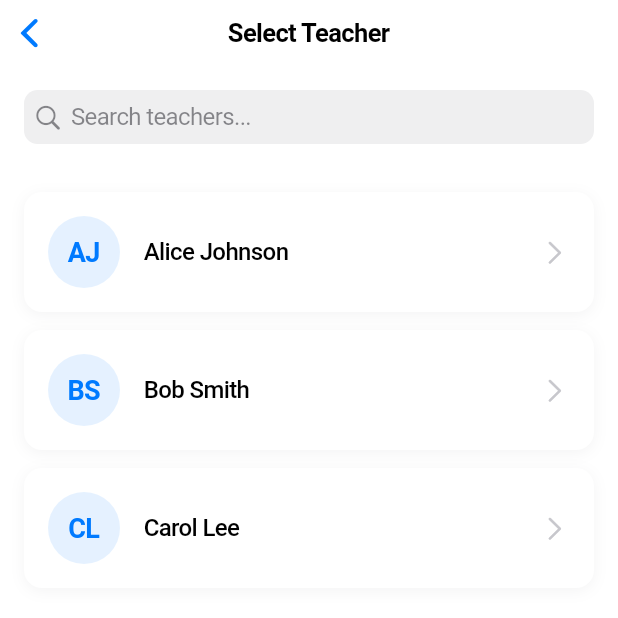
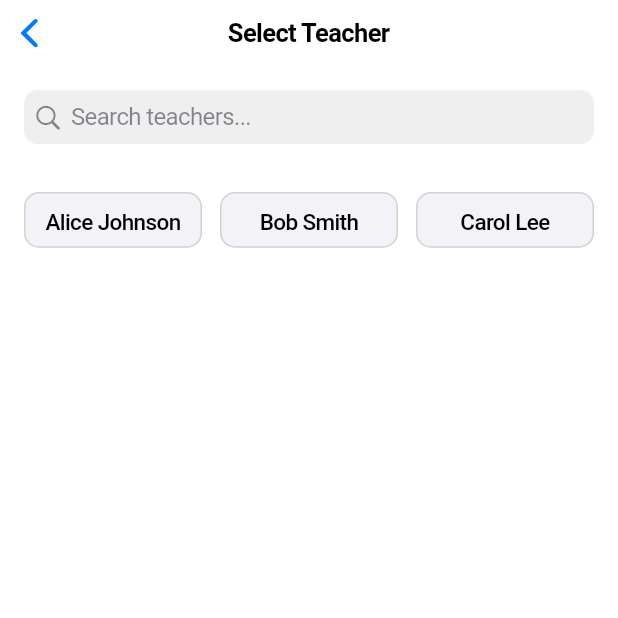
Before and after one commit to proiect-colectiv-832/smart-schedule-ubb, a Flutter app: the screen it shows after launch, after a tap on "Teacher", on a phone screen of 412 x 824 dp, the top half of it. Run offline on Flutter 3.47's test engine with Material 3 defaults, Android fonts, the phone set to English and light mode, and no system bars; our stand-ins replace shared_preferences; missing offline and left inert: dart:html, dart:ui_web.

Commit message:
web design terminat

```diff
--- a/frontend/smart_schedule/lib/presentation/role_selection.dart
+++ b/frontend/smart_schedule/lib/presentation/role_selection.dart
@@ -3,6 +3,8 @@ import 'package:smart_schedule/data/base_provider.dart';
 import 'package:smart_schedule/presentation/app_scope.dart';
 import 'package:smart_schedule/presentation/student/field_select_screen.dart';
 import 'package:smart_schedule/presentation/teacher/teacher_select_screen.dart';
+import 'package:smart_schedule/utils/platform_service.dart';
+import 'package:smart_schedule/utils/web_route.dart';
 
 class RoleSelectionScreen extends StatelessWidget {
   const RoleSelectionScreen({super.key});
@@ -11,9 +13,9 @@ class RoleSelectionScreen extends StatelessWidget {
   Widget build(BuildContext context) {
     final BaseProvider provider = AppScope.of(context);
     return CupertinoPageScaffold(
-      navigationBar: const CupertinoNavigationBar(
-        middle: Text('Smart Schedule'),
-      ),
+      navigationBar: PlatformService.isWeb
+          ? null
+          : const CupertinoNavigationBar(middle: Text('Smart Schedule')),
       child: SafeArea(
         child: LayoutBuilder(
           builder: (BuildContext context, BoxConstraints constraints) {
@@ -74,7 +76,7 @@ class RoleSelectionScreen extends StatelessWidget {
                             provider.setIsTeacher(true);
                             // ignore: use_build_context_synchronously
                             Navigator.of(context).push(
-                              CupertinoPageRoute<void>(
+                              createWebAwareRoute<void>(
                                 builder: (_) => const TeacherSelectScreen(),
                               ),
                             );
@@ -93,7 +95,7 @@ class RoleSelectionScreen extends StatelessWidget {
                             provider.setIsTeacher(false);
                             // ignore: use_build_context_synchronously
                             Navigator.of(context).push(
-                              CupertinoPageRoute<void>(
+                              createWebAwareRoute<void>(
                                 builder: (_) => const FieldSelectScreen(),
                               ),
                             );
--- a/frontend/smart_schedule/lib/presentation/teacher/teacher_select_screen.dart
+++ b/frontend/smart_schedule/lib/presentation/teacher/teacher_select_screen.dart
@@ -3,6 +3,8 @@ import 'package:smart_schedule/data/base_provider.dart';
 import 'package:smart_schedule/models/timetable.dart';
 import 'package:smart_schedule/presentation/app_scope.dart';
 import 'package:smart_schedule/presentation/teacher/teacher_timetable_screen.dart';
+import 'package:smart_schedule/utils/platform_service.dart';
+import 'package:smart_schedule/utils/web_route.dart';
 
 class TeacherSelectScreen extends StatefulWidget {
   const TeacherSelectScreen({super.key});
@@ -40,9 +42,10 @@ class _TeacherSelectScreenState extends State<TeacherSelectScreen> {
               .toList();
 
     return CupertinoPageScaffold(
-      navigationBar: const CupertinoNavigationBar(
-        middle: Text('Select Teacher'),
-      ),
+      backgroundColor: CupertinoColors.white,
+      navigationBar: PlatformService.isWeb
+          ? null
+          : const CupertinoNavigationBar(middle: Text('Select Teacher')),
       child: SafeArea(
         child: provider.isLoading
             ? const Center(child: CupertinoActivityIndicator())
@@ -77,16 +80,13 @@ class _TeacherSelectScreenState extends State<TeacherSelectScreen> {
                       ),
                     ),
                   const SizedBox(height: 8),
-                  // Teachers list
+                  // Teachers grid
                   Expanded(
-                    child: filteredTeachers.isEmpty
-                        ? Center(
-                            child: Column(
-                              mainAxisAlignment: MainAxisAlignment.center,
-                              children: [
-                                // Avoid icons on web list when not personalized
-                                const SizedBox(height: 16),
-                                Text(
+                    child: LayoutBuilder(
+                      builder: (context, constraints) {
+                        if (filteredTeachers.isEmpty) {
+                          return Center(
+                            child: Text(
                               _searchQuery.isEmpty
                                   ? 'No teachers available'
                                   : 'No teachers found',
@@ -95,18 +95,29 @@ class _TeacherSelectScreenState extends State<TeacherSelectScreen> {
                                 color: CupertinoColors.systemGrey.darkColor,
                               ),
                             ),
-                              ],
-                            ),
-                          )
-                        : ListView.separated(
+                          );
+                        }
+
+                        final double width = constraints.maxWidth;
+                        int crossAxisCount = (width / 220).floor();
+                        if (crossAxisCount < 3) crossAxisCount = 3;
+
+                        return GridView.builder(
                           padding: const EdgeInsets.symmetric(
                             horizontal: 16,
                             vertical: 8,
                           ),
-                            itemBuilder: (BuildContext context, int index) {
-                              final TeacherName teacher =
-                                  filteredTeachers[index];
-                              return _TeacherCard(
+                          gridDelegate:
+                              SliverGridDelegateWithFixedCrossAxisCount(
+                                crossAxisCount: crossAxisCount,
+                                crossAxisSpacing: 12,
+                                mainAxisSpacing: 12,
+                                childAspectRatio: 3.2,
+                              ),
+                          itemCount: filteredTeachers.length,
+                          itemBuilder: (context, index) {
+                            final TeacherName teacher = filteredTeachers[index];
+                            return _TeacherTile(
                               teacher: teacher,
                               onTap: () async {
                                 final NavigatorState navigator = Navigator.of(
@@ -117,7 +128,7 @@ class _TeacherSelectScreenState extends State<TeacherSelectScreen> {
                                 );
                                 if (!mounted) return;
                                 navigator.push(
-                                    CupertinoPageRoute<void>(
+                                  createWebAwareRoute<void>(
                                     builder: (_) =>
                                         const TeacherTimeTableScreen(),
                                   ),
@@ -125,9 +136,8 @@ class _TeacherSelectScreenState extends State<TeacherSelectScreen> {
                               },
                             );
                           },
-                            separatorBuilder: (_, __) =>
-                                const SizedBox(height: 12),
-                            itemCount: filteredTeachers.length,
+                        );
+                      },
                     ),
                   ),
                 ],
@@ -137,79 +147,37 @@ class _TeacherSelectScreenState extends State<TeacherSelectScreen> {
   }
 }
 
-class _TeacherCard extends StatelessWidget {
+class _TeacherTile extends StatelessWidget {
   final TeacherName teacher;
   final VoidCallback onTap;
 
-  const _TeacherCard({required this.teacher, required this.onTap});
+  const _TeacherTile({required this.teacher, required this.onTap});
 
   @override
   Widget build(BuildContext context) {
     return GestureDetector(
       onTap: onTap,
       child: Container(
-        padding: const EdgeInsets.all(16),
+        padding: const EdgeInsets.symmetric(horizontal: 12, vertical: 10),
         decoration: BoxDecoration(
-          color: CupertinoColors.white,
-          borderRadius: BorderRadius.circular(12),
-          boxShadow: [
-            BoxShadow(
-              color: CupertinoColors.systemGrey.withOpacity(0.1),
-              blurRadius: 8,
-              offset: const Offset(0, 2),
-            ),
-          ],
-        ),
-        child: Row(
-          children: [
-            // Avatar
-            Container(
-              width: 48,
-              height: 48,
-              decoration: BoxDecoration(
-                color: CupertinoColors.systemBlue.withOpacity(0.1),
-                borderRadius: BorderRadius.circular(24),
+          color: CupertinoColors.systemGrey6,
+          borderRadius: BorderRadius.circular(10),
+          border: Border.all(color: CupertinoColors.systemGrey4, width: 1),
         ),
         child: Center(
           child: Text(
-                  _getInitials(teacher.name),
+            teacher.name,
+            maxLines: 2,
+            overflow: TextOverflow.ellipsis,
+            textAlign: TextAlign.center,
             style: const TextStyle(
-                    fontSize: 18,
-                    fontWeight: FontWeight.w600,
-                    color: CupertinoColors.systemBlue,
-                  ),
-                ),
-              ),
-            ),
-            const SizedBox(width: 16),
-            // Teacher name
-            Expanded(
-              child: Text(
-                teacher.name,
-                style: const TextStyle(
-                  fontSize: 16,
+              fontSize: 15,
               fontWeight: FontWeight.w500,
               color: CupertinoColors.black,
             ),
           ),
         ),
-            // Arrow
-            const Icon(
-              CupertinoIcons.chevron_right,
-              size: 20,
-              color: CupertinoColors.systemGrey3,
-            ),
-          ],
-        ),
       ),
     );
   }
-
-  String _getInitials(String name) {
-    final parts = name.split(' ');
-    if (parts.isEmpty) return '';
-    if (parts.length == 1) return parts[0].substring(0, 1).toUpperCase();
-    return '${parts[0].substring(0, 1)}${parts[1].substring(0, 1)}'
-        .toUpperCase();
 }
-}
--- a/frontend/smart_schedule/lib/presentation/teacher/teacher_timetable_screen.dart
+++ b/frontend/smart_schedule/lib/presentation/teacher/teacher_timetable_screen.dart
@@ -3,6 +3,7 @@ import 'package:flutter/material.dart' show TimeOfDay;
 import 'package:smart_schedule/data/base_provider.dart';
 import 'package:smart_schedule/models/timetable.dart';
 import 'package:smart_schedule/presentation/app_scope.dart';
+import 'package:smart_schedule/utils/platform_service.dart';
 
 class TeacherTimeTableScreen extends StatelessWidget {
   const TeacherTimeTableScreen({super.key});
@@ -14,7 +15,9 @@ class TeacherTimeTableScreen extends StatelessWidget {
         provider.currentTimeTable?.entries ?? <TimeTableEntry>[];
 
     return CupertinoPageScaffold(
-      navigationBar: CupertinoNavigationBar(
+      navigationBar: PlatformService.isWeb
+          ? null
+          : CupertinoNavigationBar(
               middle: const Text('My Teaching Schedule'),
               trailing: provider.isPersonalizationEnabled
                   ? CupertinoButton(
--- /dev/null
+++ b/frontend/smart_schedule/lib/utils/web_route.dart
@@ -0,0 +1,27 @@
+import 'package:flutter/cupertino.dart';
+import 'package:flutter/material.dart' as material;
+import 'package:flutter/foundation.dart';
+import 'package:smart_schedule/utils/platform_service.dart';
+
+/// Creates a route that properly integrates with browser history on web
+/// Uses MaterialPageRoute on web (which has better browser history support)
+/// and CupertinoPageRoute on mobile for native iOS feel
+PageRoute<T> createWebAwareRoute<T>({
+  required WidgetBuilder builder,
+  bool fullscreenDialog = false,
+}) {
+  if (kIsWeb && PlatformService.isWeb) {
+    // On web, use MaterialPageRoute which properly integrates with browser history
+    // The UI still uses Cupertino widgets, so the styling is preserved
+    return material.MaterialPageRoute<T>(
+      builder: builder,
+      fullscreenDialog: fullscreenDialog,
+    );
+  } else {
+    // On mobile, use standard CupertinoPageRoute for native iOS feel
+    return CupertinoPageRoute<T>(
+      builder: builder,
+      fullscreenDialog: fullscreenDialog,
+    );
+  }
+}
```
Also changed, not shown: frontend/smart_schedule/lib/presentation/my/my_timetable_screen.dart (+6 -2 lines), frontend/smart_schedule/lib/presentation/student/field_select_screen.dart (+27 -4 lines), frontend/smart_schedule/lib/presentation/student/groups_list_screen.dart (+25 -7 lines), frontend/smart_schedule/lib/presentation/student/readonly_timetable_screen.dart (+13 -6 lines), frontend/smart_schedule/lib/presentation/student/web_select_html.dart (added, +102 -0 lines), frontend/smart_schedule/lib/presentation/student/web_select_stub.dart (added, +19 -0 lines). Lines whose indentation alone changed are shown as unchanged.
